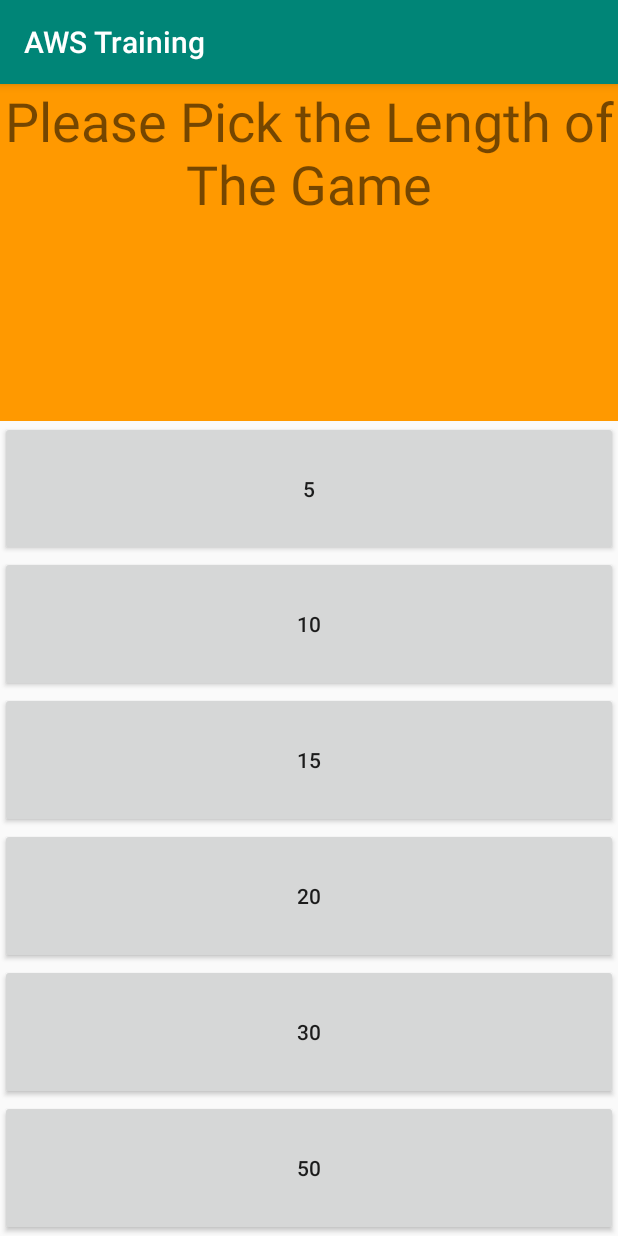
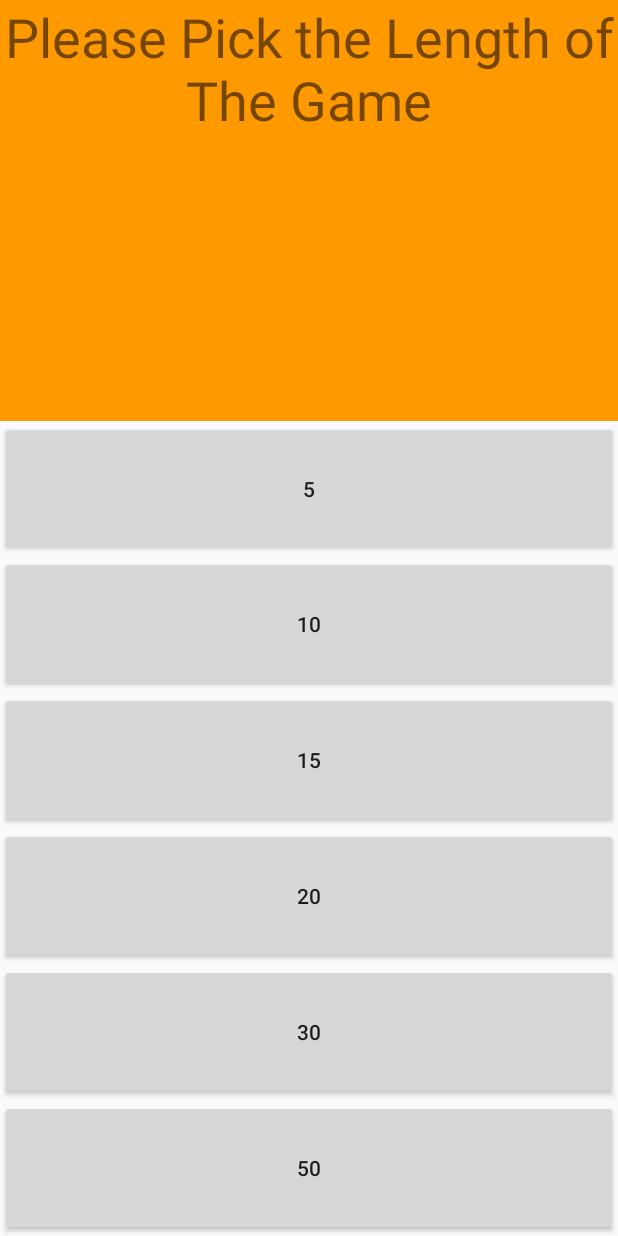
Before and after one commit to ido123ziv/cloud-dumps-app, an Android app: the screen it shows after launch (ExamListActivity), on a phone screen of 412 x 824 dp. Run offline under Robolectric (Android 15) with nearby library versions, the phone set to English and light mode, and no system bars.

Commit message:
minor GUI changes

```diff
--- a/app/src/main/res/values/styles.xml
+++ b/app/src/main/res/values/styles.xml
@@ -7,5 +7,11 @@
         <item name="colorPrimaryDark">@color/colorPrimaryDark</item>
         <item name="colorAccent">@color/colorAccent</item>
     </style>
-
+    <style name="AppTheme.NoActionBar">
+        <item name="windowActionBar">false</item>
+        <item name="windowNoTitle">true</item>
+        <item name="colorPrimary">@color/colorPrimary</item>
+        <item name="colorPrimaryDark">@color/colorPrimaryDark</item>
+        <item name="android:layoutDirection">ltr</item>
+    </style>
 </resources>
```
Also changed, not shown: app/src/main/AndroidManifest.xml (+8 -2 lines).
